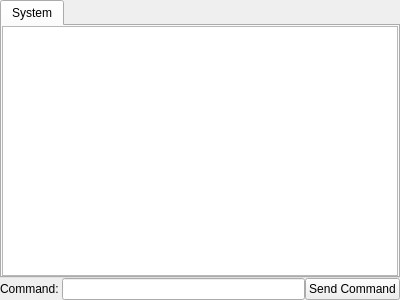
Old version of the form Editor/dev_console/devconsole.ui in the repository WohlSoft/Moondust-Project.
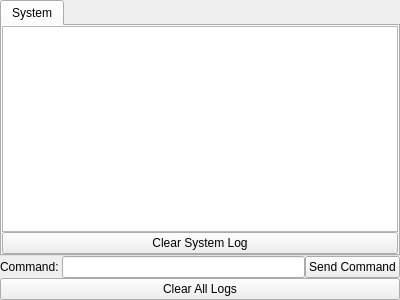
New version of the form.

```diff
--- a/Editor/dev_console/devconsole.ui
+++ b/Editor/dev_console/devconsole.ui
@@ -51,6 +51,9 @@
        <property name="bottomMargin">
         <number>0</number>
        </property>
+       <property name="spacing">
+        <number>0</number>
+       </property>
        <item row="0" column="0">
         <widget class="QPlainTextEdit" name="plainTextEdit">
          <property name="readOnly">
@@ -58,27 +61,41 @@
          </property>
         </widget>
        </item>
+       <item row="1" column="0">
+        <widget class="QPushButton" name="button_cl_sysLog">
+         <property name="text">
+          <string>Clear System Log</string>
+         </property>
+        </widget>
+       </item>
       </layout>
      </widget>
     </widget>
    </item>
-   <item row="1" column="0">
+   <item row="2" column="0">
     <widget class="QLabel" name="label_cmd">
      <property name="text">
       <string>Command: </string>
      </property>
     </widget>
    </item>
-   <item row="1" column="1">
+   <item row="2" column="1">
     <widget class="QLineEdit" name="edit_command"/>
    </item>
-   <item row="1" column="2">
+   <item row="2" column="2">
     <widget class="QPushButton" name="button_send">
      <property name="text">
       <string>Send Command</string>
      </property>
     </widget>
    </item>
+   <item row="3" column="0" colspan="3">
+    <widget class="QPushButton" name="button_clearAllLogs">
+     <property name="text">
+      <string>Clear All Logs</string>
+     </property>
+    </widget>
+   </item>
   </layout>
  </widget>
  <resources/>
```
